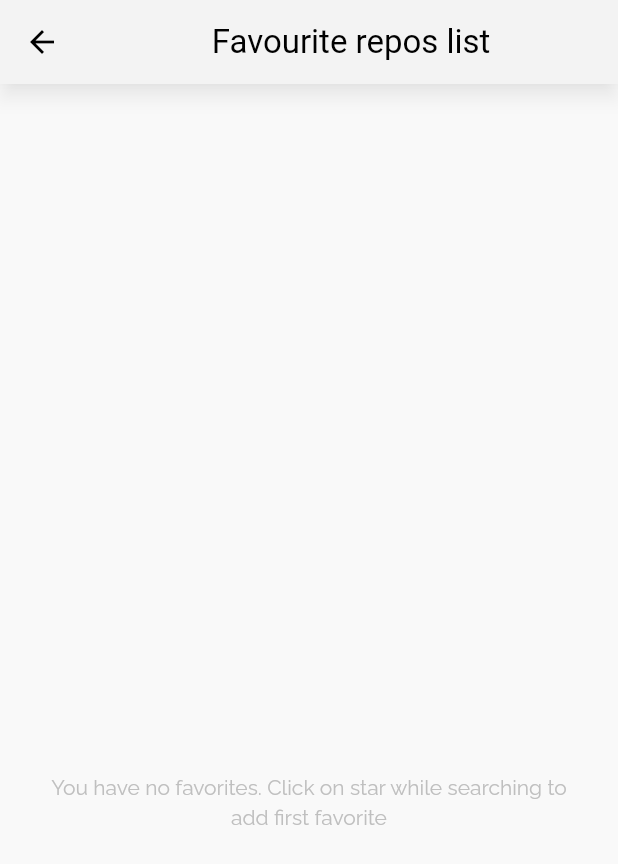
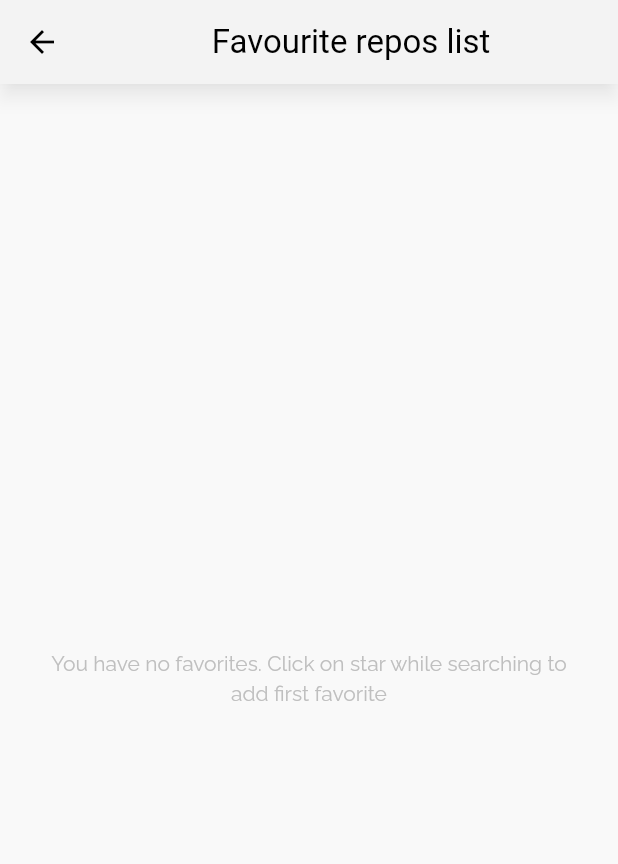
Before and after one commit to KaterinaOsipenko/github_flutter_app, a Flutter app: the FavouriteScreen screen opened by its route, on a phone screen of 412 x 824 dp. Shown: the top 864 px of the screen. Run offline on Flutter 3.47's test engine with Material 2 defaults, Android fonts, the phone set to English and light mode, and no system bars; our stand-ins replace auto_route, dio, flutter_riverpod, google_fonts.

```diff
--- a/lib/presentation/widgets/empty_search_widget.dart
+++ b/lib/presentation/widgets/empty_search_widget.dart
@@ -1,4 +1,5 @@
 import 'package:flutter/material.dart';
+import 'package:github_search_app/utils/constants.dart';
 
 class EmptySearchWidget extends StatelessWidget {
   final String content;
@@ -7,7 +8,17 @@ class EmptySearchWidget extends StatelessWidget {
   @override
   Widget build(BuildContext context) {
     final mediaQuery = MediaQuery.of(context);
-    return Container(
+    return content == noFavouriteRepos
+        ? SizedBox(
+            width: mediaQuery.size.width * 0.5,
+            child: Center(
+              child: Text(
+                content,
+                textAlign: TextAlign.center,
+              ),
+            ),
+          )
+        : Container(
             width: mediaQuery.size.width * 0.5,
             margin: EdgeInsets.only(top: mediaQuery.size.height * 0.2),
             child: Center(
```
Lines whose indentation alone changed are shown as unchanged.
